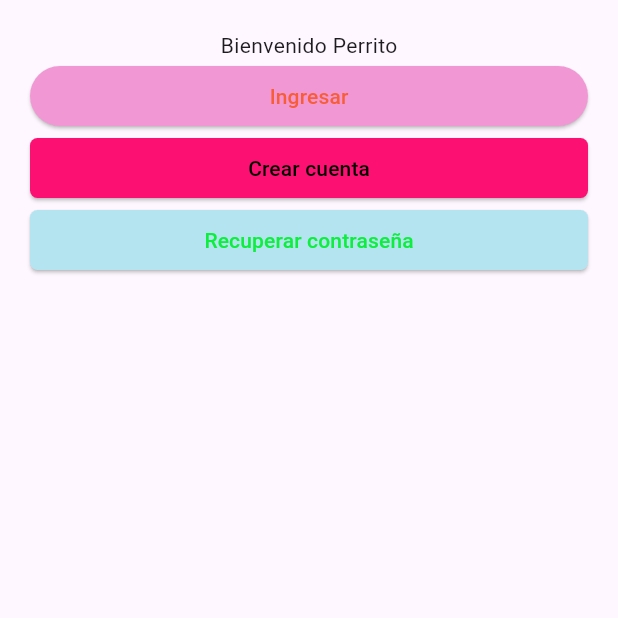
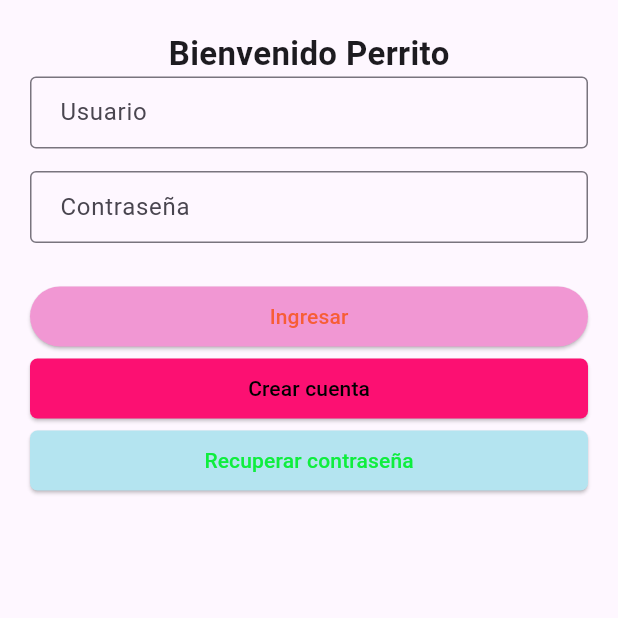
Before and after one commit to artjs120820/AulaVirtual---PMovil, a Flutter app: the screen it shows after launch, on a phone screen of 412 x 824 dp, the top half of it. Run offline on Flutter 3.47's test engine with Material 3 defaults, Android fonts, the phone set to English and light mode, and no system bars; our stand-ins replace get.

Commit message:
usuario service - model

```diff
--- /dev/null
+++ b/lib/models/usuario.dart
@@ -0,0 +1,31 @@
+/*Promp CHATGPT: quieor una clase en dart llamada "usuario" que tegna como atributos un idUsuario, y un correo en string. incluye los metodo tostring, to json, frommap*/
+class Usuario {
+  // Atributos de la clase
+  int idUsuario;
+  String correo;
+
+  // Constructor
+  Usuario({required this.idUsuario, required this.correo});
+
+  // Método toString
+  @override
+  String toString() {
+    return 'Usuario{idUsuario: $idUsuario, correo: $correo}';
+  }
+
+  // Método toJson (convierte el objeto a un mapa JSON)
+  Map<String, dynamic> toJson() {
+    return {
+      'idUsuario': idUsuario,
+      'correo': correo,
+    };
+  }
+
+  // Método fromMap (crea un objeto Usuario a partir de un mapa)
+  factory Usuario.fromMap(Map<String, dynamic> map) {
+    return Usuario(
+      idUsuario: map['idUsuario'],
+      correo: map['correo'],
+    );
+  }
+}
--- a/lib/pages/home/home_page.dart
+++ b/lib/pages/home/home_page.dart
@@ -1,4 +1,5 @@
 import 'package:aula2/models/seccion_docente_cursos.dart';
+import 'package:aula2/models/usuario.dart';
 import 'package:flutter/material.dart';
 import 'package:get/get.dart';
 import '../../components/courses_card.dart';
@@ -6,20 +7,13 @@ import 'home_controller.dart';
 
 class HomePage extends StatelessWidget {
   HomeController control = Get.put(HomeController());
-
-  Widget _buildBody(BuildContext context) {
-    return SafeArea(child: Text('Templage Page'));
-  }
-
-  @override
-  Widget build(BuildContext context) {
-    control.listarSecciones();
+  Widget _buildBody(BuildContext context, Usuario usuario) {
     return SingleChildScrollView(
         child: Padding(
             padding: EdgeInsets.all(15),
             child: Column(
               children: [
-                Text('Mis cursos',
+                Text('Mis cursos ${usuario.correo} - ${usuario.idUsuario}',
                     style: TextStyle(
                       fontSize: 23, //Tamaño de letra
                       fontWeight: FontWeight.w800, //Negrita
@@ -40,7 +34,8 @@ class HomePage extends StatelessWidget {
                           codecurso: seccion.seccionCodigo.toString(),
                           //tagcolor: Color.fromARGB(255, 100, 247, 3),
                           docente: seccion.docenteNombre,
-                          image: seccion.cursoImagen,                        );
+                          image: seccion.cursoImagen,
+                        );
                       });
                 }),
 
@@ -67,4 +62,13 @@ class HomePage extends StatelessWidget {
         //
         );
   }
+
+  @override
+  Widget build(BuildContext context) {
+    final Map<String, dynamic> args =
+        ModalRoute.of(context)!.settings.arguments as Map<String, dynamic>;
+    Usuario usuario = Usuario.fromMap(args);
+    control.listarSecciones();
+    return _buildBody(context, usuario);
+  }
 }
--- a/lib/pages/sing_in/sing_in_controller.dart
+++ b/lib/pages/sing_in/sing_in_controller.dart
@@ -1,9 +1,34 @@
+import 'package:aula2/models/usuario.dart';
+import 'package:aula2/services/usuario_services.dart';
 import 'package:flutter/material.dart';
 import 'package:get/get.dart';
 
 class SingInController extends GetxController {
-  void goHome(BuildContext context){
+  TextEditingController txtUsuario = TextEditingController();
+  TextEditingController txtContrasenia = TextEditingController();
+  RxString mensaje = ''.obs;
+  void goHome(BuildContext context) async {
     print("Estoy en el controlador");
-    Navigator.pushNamed(context, '/home');
+    UsuarioServices service = UsuarioServices();
+    Usuario? usuario =
+        await service.login(txtUsuario.text, txtContrasenia.text);
+    if (txtUsuario.text == '' || txtContrasenia.text == '') {
+      this.mensaje.value = 'Error: debe llenar las casillas';
+      Future.delayed(Duration(seconds: 3), () {
+        this.mensaje.value = '';
+      });
+    } else {
+      if (usuario != null) {
+        this.mensaje.value = 'Success: Usuario y contraseña válidos';
+        Future.delayed(Duration(seconds: 3), () {
+          Navigator.pushNamed(context, '/home', arguments: usuario.toJson());
+        });
+      } else {
+        this.mensaje.value = 'Error: no coincideeee';
+        Future.delayed(Duration(seconds: 3), () {
+          this.mensaje.value = '';
+        });
+      }
+    }
   }
 }
--- a/lib/pages/sing_in/sing_in_page.dart
+++ b/lib/pages/sing_in/sing_in_page.dart
@@ -12,7 +12,44 @@ class SingInPage extends StatelessWidget {
             padding: EdgeInsets.all(20),
             child: Column(
               children: [
-                Text('Bienvenido Perrito'),
+                Text('Bienvenido Perrito',
+                    style:
+                        TextStyle(fontSize: 22, fontWeight: FontWeight.bold)),
+                TextField(
+                  controller: control.txtUsuario,
+                  decoration: InputDecoration(
+                      labelText: 'Usuario',
+                      border: OutlineInputBorder(),
+                      contentPadding: EdgeInsets.symmetric(horizontal: 16.0)),
+                ),
+                SizedBox(
+                  height: 15,
+                ),
+                TextField(
+                  obscureText: true,
+                  controller: control.txtContrasenia,
+                  decoration: InputDecoration(
+                      labelText: 'Contraseña',
+                      border: OutlineInputBorder(),
+                      contentPadding: EdgeInsets.symmetric(horizontal: 16.0)),
+                ),
+                Obx(() {
+                  return (control.mensaje.value == '')
+                      ? SizedBox(
+                          height: 10,
+                        )
+                      : Column(
+                          children: [
+                            SizedBox(
+                              height: 5,
+                            ),
+                            Text(control.mensaje.value)
+                          ],
+                        );
+                }),
+                SizedBox(
+                  height: 15,
+                ),
                 LargeButton(
                   title: 'Ingresar',
                   onPressed: () {
--- a/lib/services/seccion_service.dart
+++ b/lib/services/seccion_service.dart
@@ -12,7 +12,7 @@ class SeccionService {
     secciones = data
         .map((map) => SeccionDocenteCursos.fromMap(map as Map<String, dynamic>))
         .toList();
-    print(secciones);
+    // print(secciones);
     return secciones;
   }
 }
--- /dev/null
+++ b/lib/services/usuario_services.dart
@@ -0,0 +1,15 @@
+import 'dart:convert';
+
+import 'package:aula2/models/seccion_docente_cursos.dart';
+import 'package:aula2/models/usuario.dart';
+import 'package:flutter/services.dart';
+
+class UsuarioServices {
+  Future<Usuario?> login(String usuario, String contrasenia) async {
+    if(usuario == 'admin' && contrasenia == '123'){
+      return Usuario(idUsuario: 10, correo: 'pepe@ulima.edu.pe');
+    }else{
+      return null;
+    }
+  }
+}
```
